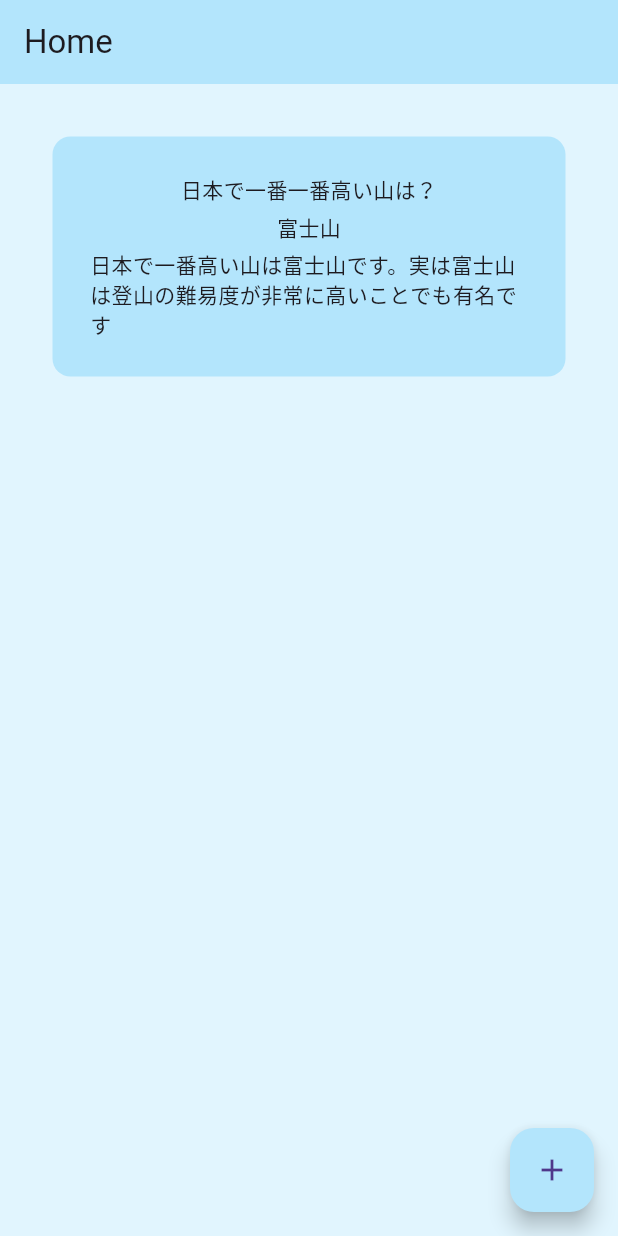
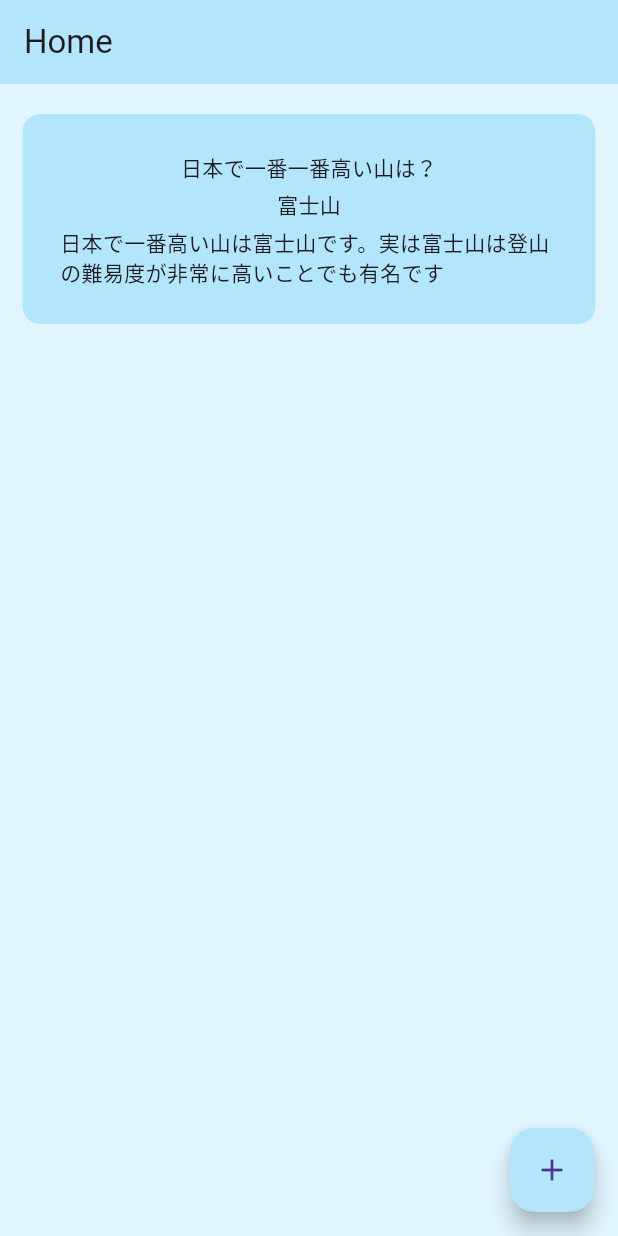
Before and after one commit to 54-xenon/AnkiCards-Flutter, a Flutter app: the screen it shows after launch, on a phone screen of 412 x 824 dp. Run offline on Flutter 3.47's test engine with Material 3 defaults, Android fonts, the phone set to English and light mode, and no system bars.

Commit message:
新しいUIの追加

```diff
--- a/lib/screens/home_page.dart
+++ b/lib/screens/home_page.dart
@@ -1,3 +1,4 @@
+import 'package:ankicards/screens/create_page.dart';
 import 'package:ankicards/widget/cardCotainer.dart';
 import 'package:flutter/material.dart';
 
@@ -11,38 +12,34 @@ class HomePage extends StatefulWidget {
 class _HomePageState extends State<HomePage> {
   List cardList = [
     // id, question, answer, explanation
-    [001, '日本で一番一番高い山は？', '富士山', '日本で一番高い山は富士山です。実は富士山は登山の難易度が非常に高いことでも有名です'],
+    ['日本で一番一番高い山は？', '富士山', '日本で一番高い山は富士山です。実は富士山は登山の難易度が非常に高いことでも有名です'],
   ];
 
   // カードを追加する関数
-  // カードを更新する関数
-  // カードを削除する関数
   @override
   Widget build(BuildContext context) {
     return Scaffold(
       appBar: AppBar(title: const Text("Home"), elevation: 0),
       body: Padding(
         padding: const EdgeInsets.symmetric(
-          horizontal: 10, //横方向
-          vertical: 10, //縦歩行
+          horizontal: 5, //横方向
+          vertical: 5 //縦歩行
         ),
         child: ListView.builder(
           itemCount: cardList.length,
           itemBuilder: (context, index) {
             return Cardcotainer(
-              id: cardList[index][0],
-              question: cardList[index][1],
-              answer: cardList[index][2],
-              explanation: cardList[index][3],
+              question: cardList[index][0],
+              answer: cardList[index][1],
+              explanation: cardList[index][2],
             );
           },
         ),
       ),
       floatingActionButton: FloatingActionButton(
         child: Icon(Icons.add),
-        onPressed: () {
-          // カード作成画面に遷移する
-        },
+        // カードの作成画面へ移動する
+        onPressed: () => Navigator.of(context).push(MaterialPageRoute(builder: (context) => CreatePage())),
       ),
     );
   }
--- a/lib/widget/cardCotainer.dart
+++ b/lib/widget/cardCotainer.dart
@@ -1,13 +1,12 @@
 import 'package:flutter/material.dart';
 
 class Cardcotainer extends StatelessWidget {
-  final int id;
+
   final String question;
   final String answer;
   final String explanation;
   const Cardcotainer({
     super.key,
-    required this.id,
     required this.question,
     required this.answer,
     required this.explanation
@@ -17,7 +16,7 @@ class Cardcotainer extends StatelessWidget {
   Widget build(BuildContext context) {
     return Padding(
       // question
-      padding: const EdgeInsets.only(top: 25, left: 25, right: 25),
+      padding: const EdgeInsets.only(top: 15, left: 10, right: 10),
       child: Container(
         padding: const EdgeInsets.all(25),
         decoration: BoxDecoration(
```
Also changed, not shown: lib/screens/create_page.dart (+15 -8 lines).
